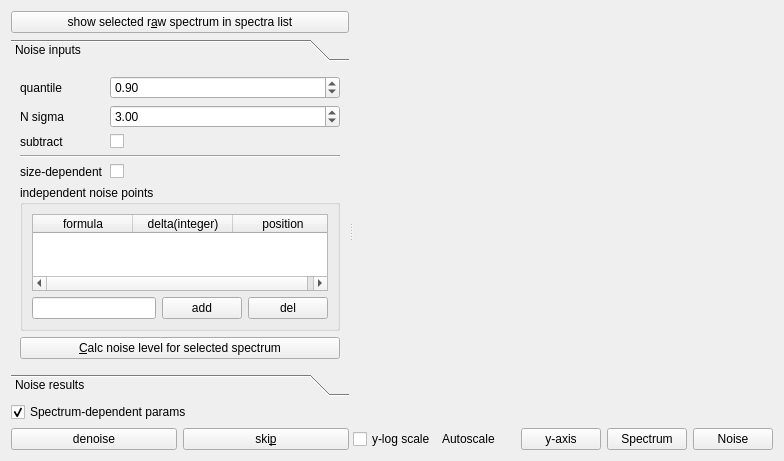
Old version of the form Orbitool/UI/Noise.ui in the repository l460289052/Orbitool.
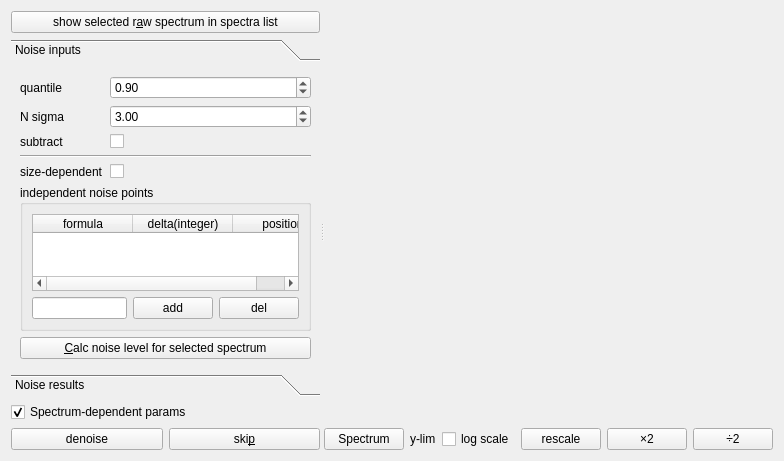
New version of the form. The open tabs and pages were chosen to show the change.

Commit message: noise scale etc

Diff of the .ui file:
```diff
--- a/Orbitool/UI/Noise.ui
+++ b/Orbitool/UI/Noise.ui
@@ -371,27 +371,6 @@
        </item>
        <item>
         <layout class="QHBoxLayout" name="horizontalLayout_6">
-         <item>
-          <widget class="QCheckBox" name="yLogCheckBox">
-           <property name="text">
-            <string>y-log scale</string>
-           </property>
-          </widget>
-         </item>
-         <item>
-          <widget class="QLabel" name="label_10">
-           <property name="text">
-            <string>Autoscale</string>
-           </property>
-          </widget>
-         </item>
-         <item>
-          <widget class="QPushButton" name="yAxisPushButton">
-           <property name="text">
-            <string>y-axis</string>
-           </property>
-          </widget>
-         </item>
          <item>
           <widget class="QPushButton" name="spectrumPushButton">
            <property name="text">
@@ -400,9 +379,37 @@
           </widget>
          </item>
          <item>
-          <widget class="QPushButton" name="noisePushButton">
+          <widget class="QLabel" name="label_10">
            <property name="text">
-            <string>Noise</string>
+            <string>y-lim</string>
+           </property>
+          </widget>
+         </item>
+         <item>
+          <widget class="QCheckBox" name="yLogCheckBox">
+           <property name="text">
+            <string>log scale</string>
+           </property>
+          </widget>
+         </item>
+         <item>
+          <widget class="QPushButton" name="yAxisPushButton">
+           <property name="text">
+            <string>rescale</string>
+           </property>
+          </widget>
+         </item>
+         <item>
+          <widget class="QPushButton" name="yLimDoublePushButton">
+           <property name="text">
+            <string>×2</string>
+           </property>
+          </widget>
+         </item>
+         <item>
+          <widget class="QPushButton" name="yLimHalfPushButton">
+           <property name="text">
+            <string>÷2</string>
            </property>
           </widget>
          </item>
```
Left out of the diff: 2 changed lines with no effect on the pictures. The commit also changes 8 other files.
